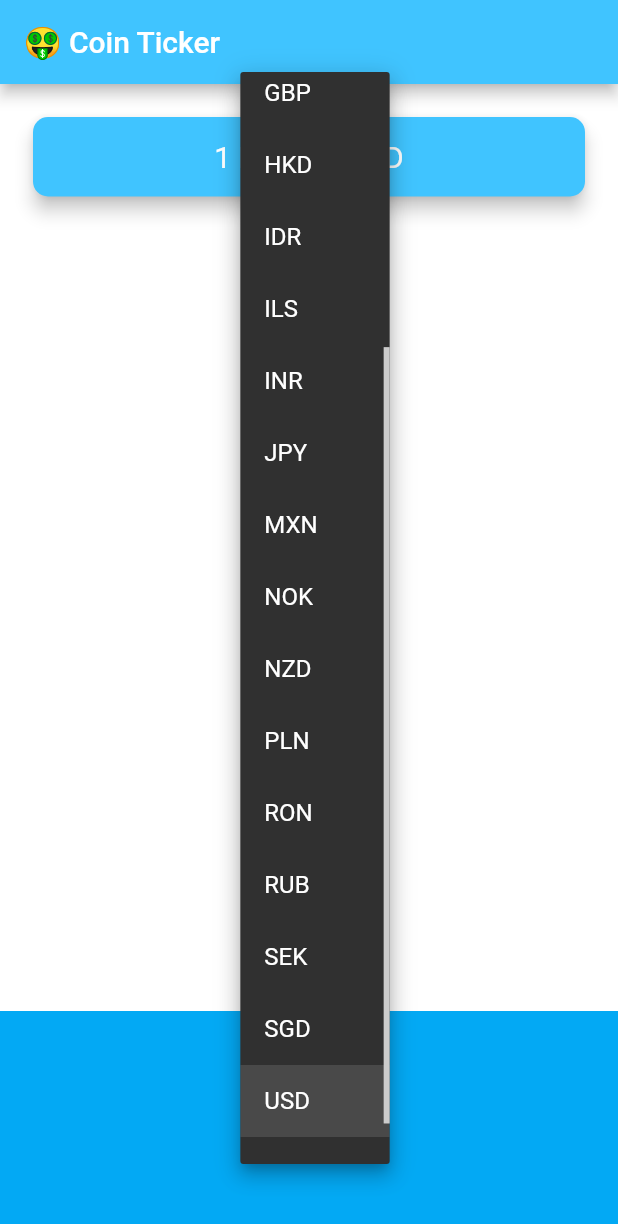
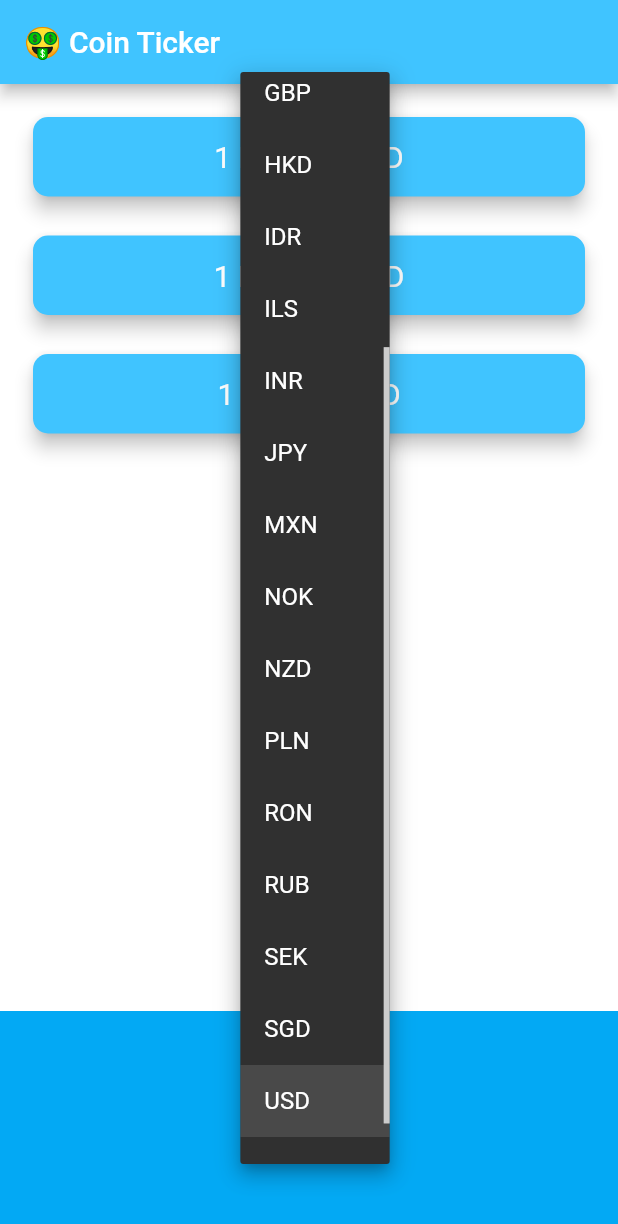
Before and after one commit to mqkotoo/bitcoin_ticker, a Flutter app: the screen it shows after launch, after a tap on "USD", on a phone screen of 412 x 824 dp. Shown: the top 1224 px of the screen. Run offline on Flutter 3.47's test engine with Material 2 defaults, Android fonts, the phone set to English and light mode, and no system bars; network calls fail.

Commit message:
make other cards

```diff
--- a/lib/coin_data.dart
+++ b/lib/coin_data.dart
@@ -1,3 +1,6 @@
+import 'dart:convert';
+
+import 'package:http/http.dart' as http;
 const List<String> currenciesList = [
   'AUD',
   'BRL',
@@ -28,4 +31,35 @@ const List<String> cryptoList = [
   'LTC',
 ];
 
-class CoinData {}
+const coinAPIURL = 'https://rest.coinapi.io/v1/exchangerate';
+const apiKey = '???';
+
+class CoinData {
+  //3. Create the Asynchronous method getCoinData() that returns a Future (the price data).
+  Future getCoinData(String selectedCurrency) async {
+    Map<String, String> cryptoPrices = {};
+    for (String crypto in cryptoList) {
+      //4. Create a url combining the coinAPIURL with the currencies we're interested, BTC to USD.
+      var requestURL = Uri.parse(
+          '$coinAPIURL/BTC/$selectedCurrency?apikey=$apiKey');
+      //5. Make a GET request to the URL and wait for the response.
+      http.Response response = await http.get(requestURL);
+
+      //6. Check that the request was successful.
+      if (response.statusCode == 200) {
+        //7. Use the 'dart:convert' package to decode the JSON data that comes back from coinapi.io.
+        var decodedData = jsonDecode(response.body);
+        //8. Get the last price of bitcoin with the key 'last'.
+        var lastPrice = decodedData['rate'];
+        //9. Output the lastPrice from the method.
+        cryptoPrices[crypto] = lastPrice.toStringAsFixed(0);
+      } else {
+        //10. Handle any errors that occur during the request.
+        print(response.statusCode);
+        //Optional: throw an error if our request fails.
+        throw 'Problem with the get request';
+      }
+    }
+    return cryptoPrices;
+  }
+}
--- a/lib/price_screen.dart
+++ b/lib/price_screen.dart
@@ -12,7 +12,6 @@ class _PriceScreenState extends State<PriceScreen> {
   String selectedCurrency = 'USD';
 
   DropdownButton<String> androidDropdown() {
-
     List<DropdownMenuItem<String>> dropdownItems = [];
 
     for (String currency in currenciesList) {
@@ -27,8 +26,9 @@ class _PriceScreenState extends State<PriceScreen> {
       items: dropdownItems,
       onChanged: (value) {
         setState(
-          () {
+              () {
             selectedCurrency = value!;
+            getData();
           },
         );
       },
@@ -36,7 +36,6 @@ class _PriceScreenState extends State<PriceScreen> {
   }
 
   CupertinoPicker iOSPicker() {
-
     List<Text> pickerItems = [];
     for (String currency in currenciesList) {
       pickerItems.add(Text(currency));
@@ -44,11 +43,39 @@ class _PriceScreenState extends State<PriceScreen> {
     return CupertinoPicker(
       itemExtent: 32.0,
       onSelectedItemChanged: (selectedIndex) {
-        // print(selectedIndex);
+        setState(() {
+          selectedCurrency = currenciesList[selectedIndex];
+          getData();
+        });
       },
       backgroundColor: Colors.lightBlue,
       children: pickerItems,
     );
+  }
+
+  Map<String, String> coinValues = {};
+
+  //7: Figure out a way of displaying a '?' on screen while we're waiting for the price data to come back. First we have to create a variable to keep track of when we're waiting on the request to complete.
+  bool isWaiting = false;
+
+
+  void getData() async {
+    isWaiting = true;
+    try {
+      var data = await CoinData().getCoinData(selectedCurrency);
+      isWaiting = false;
+      setState(() {
+        coinValues = data;
+      });
+    } catch (e) {
+      print(e);
+    }
+  }
+
+  @override
+  void initState() {
+    super.initState();
+    getData();
   }
 
 
@@ -63,27 +90,28 @@ class _PriceScreenState extends State<PriceScreen> {
         mainAxisAlignment: MainAxisAlignment.spaceBetween,
         crossAxisAlignment: CrossAxisAlignment.stretch,
         children: <Widget>[
-          Padding(
-            padding: EdgeInsets.fromLTRB(18.0, 18.0, 18.0, 0),
-            child: Card(
-              color: Colors.lightBlueAccent,
-              elevation: 5.0,
-              shape: RoundedRectangleBorder(
-                borderRadius: BorderRadius.circular(10.0),
+          Column(
+            crossAxisAlignment: CrossAxisAlignment.stretch,
+            children: [
+              CryptoCard(
+                cryptoCurrency: 'BTC',
+                //7. Finally, we use a ternary operator to check if we are waiting and if so, we'll display a '?' otherwise we'll show the actual price data.
+                value: isWaiting ? '?' : coinValues['BTC'],
+                selectedCurrency: selectedCurrency,
               ),
-              child: Padding(
-                padding: EdgeInsets.symmetric(vertical: 15.0, horizontal: 28.0),
-                child: Text(
-                  '1 BTC = ? USD',
-                  textAlign: TextAlign.center,
-                  style: TextStyle(
-                    fontSize: 20.0,
-                    color: Colors.white,
-                  ),
-                ),
+              CryptoCard(
+                cryptoCurrency: 'ETH',
+                value: isWaiting ? '?' : coinValues['ETH'],
+                selectedCurrency: selectedCurrency,
               ),
-            ),
+              CryptoCard(
+                cryptoCurrency: 'LTC',
+                value: isWaiting ? '?' : coinValues['LTC'],
+                selectedCurrency: selectedCurrency,
+              ),
+            ],
           ),
+
           Container(
             height: 150.0,
             alignment: Alignment.center,
@@ -96,3 +124,41 @@ class _PriceScreenState extends State<PriceScreen> {
     );
   }
 }
+
+class CryptoCard extends StatelessWidget {
+  //2: You'll need to able to pass the selectedCurrency, value and cryptoCurrency to the constructor of this CryptoCard Widget.
+  const CryptoCard({
+    this.value,
+    required this.selectedCurrency,
+    required this.cryptoCurrency,
+  });
+
+  final String? value;
+  final String selectedCurrency;
+  final String cryptoCurrency;
+
+  @override
+  Widget build(BuildContext context) {
+    return Padding(
+      padding: EdgeInsets.fromLTRB(18.0, 18.0, 18.0, 0),
+      child: Card(
+        color: Colors.lightBlueAccent,
+        elevation: 5.0,
+        shape: RoundedRectangleBorder(
+          borderRadius: BorderRadius.circular(10.0),
+        ),
+        child: Padding(
+          padding: EdgeInsets.symmetric(vertical: 15.0, horizontal: 28.0),
+          child: Text(
+            '1 $cryptoCurrency = $value $selectedCurrency',
+            textAlign: TextAlign.center,
+            style: TextStyle(
+              fontSize: 20.0,
+              color: Colors.white,
+            ),
+          ),
+        ),
+      ),
+    );
+  }
+}
--- a/pubspec.yaml
+++ b/pubspec.yaml
@@ -34,6 +34,7 @@ dependencies:
   # The following adds the Cupertino Icons font to your application.
   # Use with the CupertinoIcons class for iOS style icons.
   cupertino_icons: ^1.0.2
+  http: ^0.13.4
 
 dev_dependencies:
   flutter_test:
```
Also changed, not shown: pubspec.lock.
